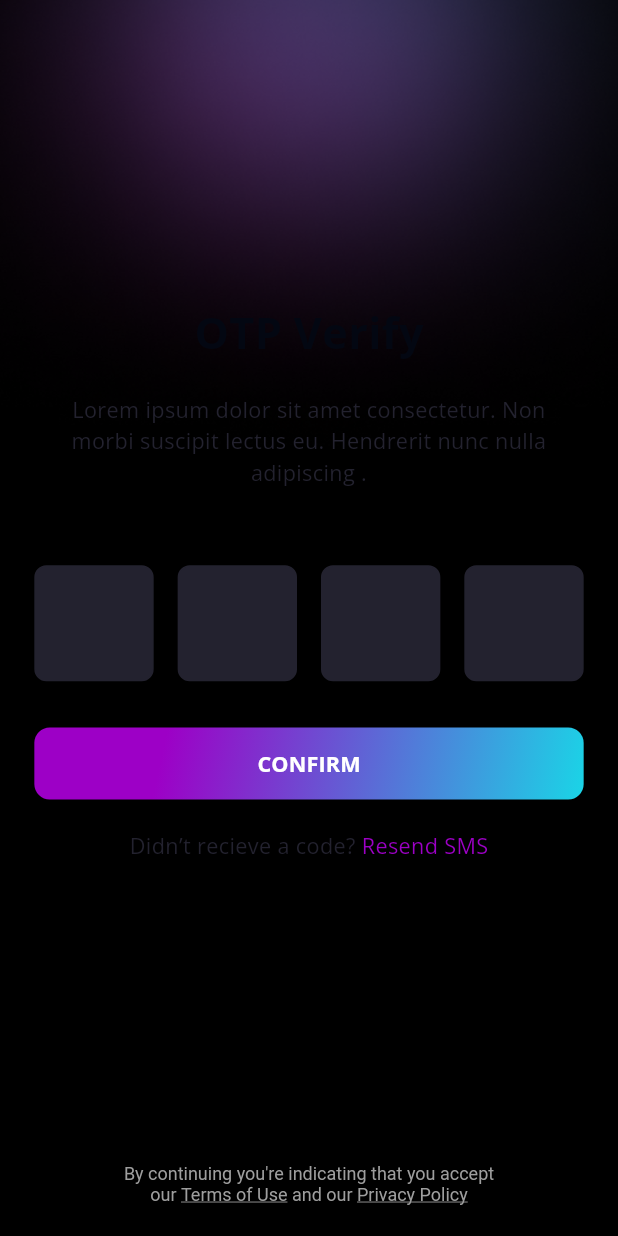
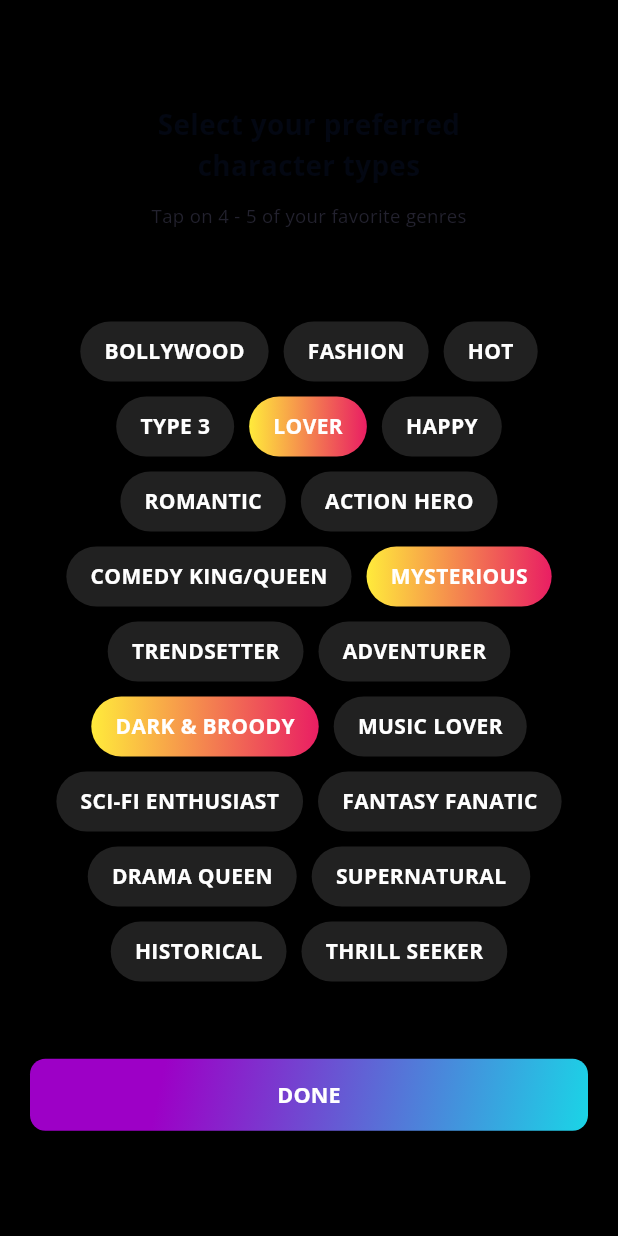
Before and after one commit to harshkapoor99/android, a Flutter app: the OtpScreen screen opened by its route, after a tap on "CONFIRM", on a phone screen of 412 x 824 dp. Run offline on Flutter 3.47's test engine with Material 3 defaults, Android fonts, the phone set to English and light mode, and no system bars; drawn by our look-alikes of pinput; our stand-ins replace flutter_screenutil, flutter_svg, page_transition.

Commit message:
feat: interest screen

```diff
--- a/lib/routes.dart
+++ b/lib/routes.dart
@@ -31,7 +31,7 @@ class Routes {
       case Routes.otp:
         child = OtpScreen();
       case Routes.interest:
-        child = InterestSeletion();
+        child = CharacterSelectionScreen();
       case Routes.dashboard:
         child = DashboardScreen();
       default:
--- /dev/null
+++ b/lib/screens/auth/interest.dart
@@ -0,0 +1,116 @@
+import 'package:flutter/material.dart';
+import 'package:flutter_screenutil/flutter_screenutil.dart';
+import 'package:guftagu_mobile/components/gradient_button.dart';
+import 'package:guftagu_mobile/configs/app_text_style.dart';
+import 'package:guftagu_mobile/utils/entensions.dart';
+
+class CharacterSelectionScreen extends StatefulWidget {
+  const CharacterSelectionScreen({super.key});
+
+  @override
+  State<CharacterSelectionScreen> createState() =>
+      _CharacterSelectionScreenState();
+}
+
+class _CharacterSelectionScreenState extends State<CharacterSelectionScreen> {
+  final List<String> characterTypes = [
+    "BOLLYWOOD",
+    "FASHION",
+    "HOT",
+    "TYPE 3",
+    "LOVER",
+    "HAPPY",
+    "ROMANTIC",
+    "ACTION HERO",
+    "COMEDY KING/QUEEN",
+    "MYSTERIOUS",
+    "TRENDSETTER",
+    "ADVENTURER",
+    "DARK & BROODY",
+    "MUSIC LOVER",
+    "SCI-FI ENTHUSIAST",
+    "FANTASY FANATIC",
+    "DRAMA QUEEN",
+    "SUPERNATURAL",
+    "HISTORICAL",
+    "THRILL SEEKER",
+  ];
+
+  List<String> selectedTypes = ["MYSTERIOUS", "LOVER", "DARK & BROODY"];
+
+  @override
+  Widget build(BuildContext context) {
+    return Scaffold(
+      backgroundColor: Colors.black,
+      body: Padding(
+        padding: const EdgeInsets.symmetric(horizontal: 20.0, vertical: 50.0),
+        child: Column(
+          mainAxisAlignment: MainAxisAlignment.center,
+          crossAxisAlignment: CrossAxisAlignment.center,
+          children: [
+            Text(
+              "Select your preferred\ncharacter types",
+              textAlign: TextAlign.center,
+              style: AppTextStyle(
+                context,
+              ).appBarText.copyWith(fontWeight: FontWeight.bold),
+            ),
+            10.ph,
+            Text(
+              "Tap on 4 - 5 of your favorite genres",
+              style: AppTextStyle(context).textSmall.copyWith(fontSize: 12.sp),
+            ),
+            60.ph,
+            Wrap(
+              spacing: 10,
+              runSpacing: 10,
+              alignment: WrapAlignment.center,
+              children:
+                  characterTypes.map((type) {
+                    bool isSelected = selectedTypes.contains(type);
+                    return GestureDetector(
+                      onTap: () {
+                        setState(() {
+                          if (isSelected) {
+                            selectedTypes.remove(type);
+                          } else {
+                            if (selectedTypes.length < 5) {
+                              selectedTypes.add(type);
+                            }
+                          }
+                        });
+                      },
+                      child: Container(
+                        padding: const EdgeInsets.symmetric(
+                          horizontal: 16,
+                          vertical: 10,
+                        ),
+                        decoration: BoxDecoration(
+                          borderRadius: BorderRadius.circular(20),
+                          gradient:
+                              isSelected
+                                  ? const LinearGradient(
+                                    colors: [Colors.yellow, Colors.pink],
+                                  )
+                                  : null,
+                          color: isSelected ? null : Colors.grey[900],
+                        ),
+                        child: Text(
+                          type,
+                          style: TextStyle(
+                            color: Colors.white,
+                            fontWeight: FontWeight.bold,
+                          ),
+                        ),
+                      ),
+                    );
+                  }).toList(),
+            ),
+            50.ph,
+            GradientButton(title: "done", onTap: () => {}),
+          ],
+        ),
+      ),
+    );
+  }
+}
--- a/lib/screens/auth/otp.dart
+++ b/lib/screens/auth/otp.dart
@@ -3,6 +3,7 @@ import 'package:flutter_screenutil/flutter_screenutil.dart';
 import 'package:guftagu_mobile/components/gradient_button.dart';
 import 'package:guftagu_mobile/components/pin_put.dart';
 import 'package:guftagu_mobile/configs/app_text_style.dart';
+import 'package:guftagu_mobile/routes.dart';
 import 'package:guftagu_mobile/utils/context_less_nav.dart';
 import 'package:guftagu_mobile/utils/entensions.dart';
 
@@ -58,7 +59,11 @@ class OtpScreen extends StatelessWidget {
                   ),
                   30.ph,
 
-                  GradientButton(title: "confirm", onTap: () {}),
+                  GradientButton(
+                    title: "confirm",
+                    onTap:
+                        () => context.nav.pushReplacementNamed(Routes.interest),
+                  ),
                   20.ph,
                   Row(
                     mainAxisAlignment: MainAxisAlignment.center,
```
